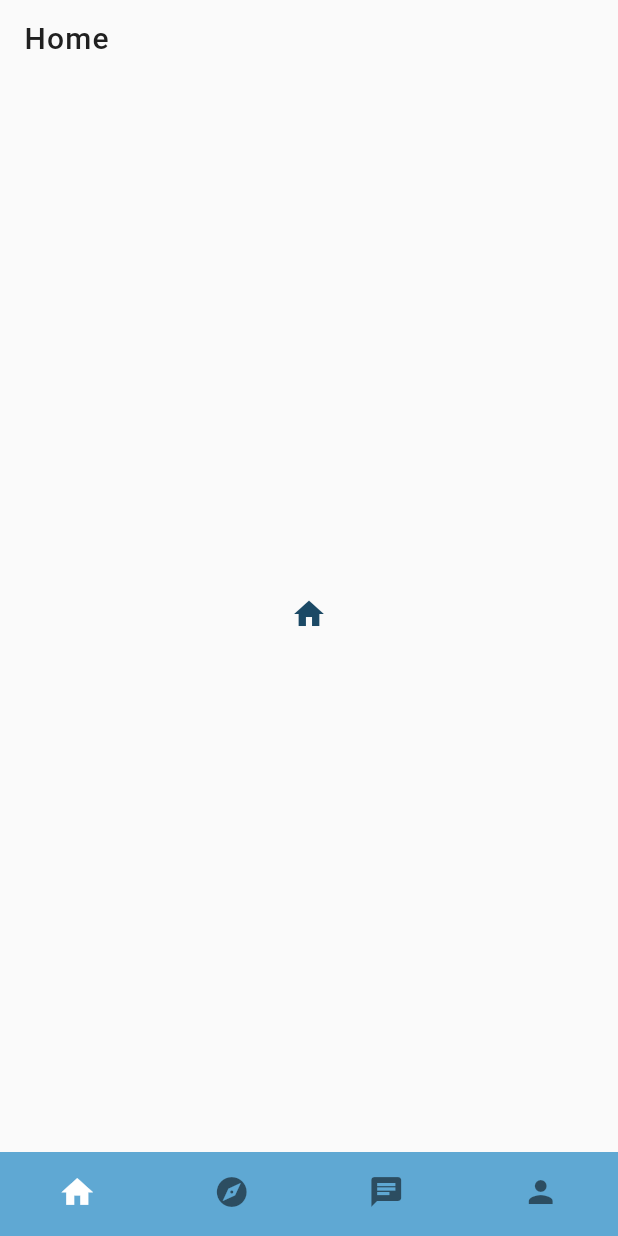
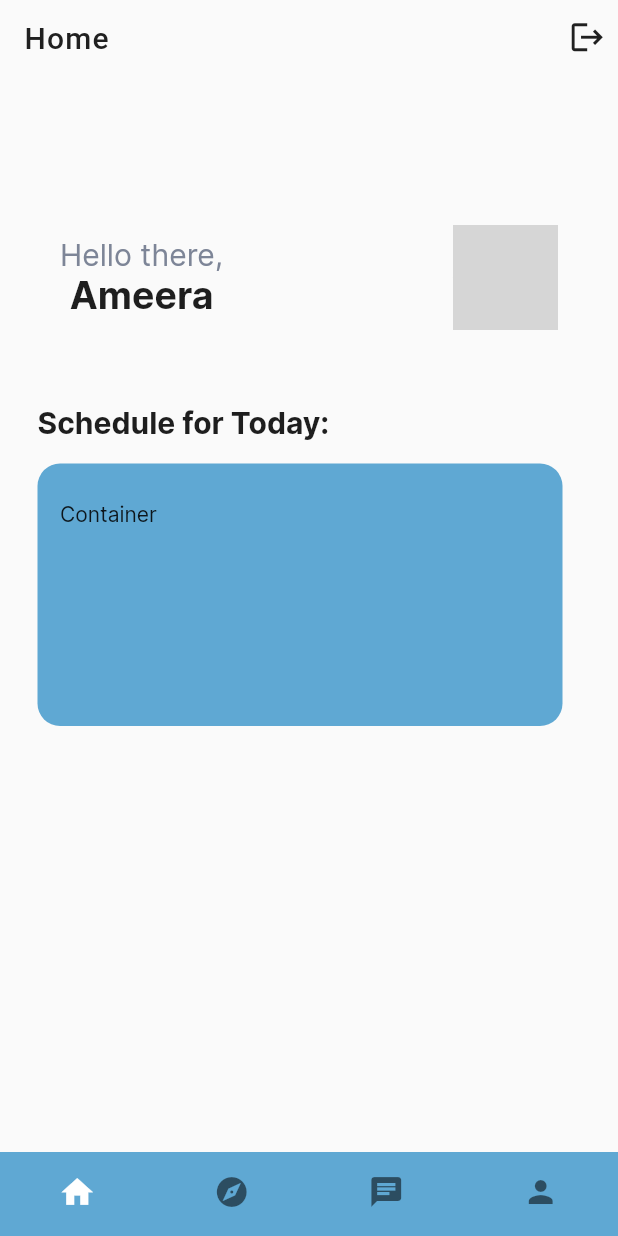
Before and after one commit to AmeeraAlotaibi/capstone_frontend, a Flutter app: the screen it shows after launch, on a phone screen of 412 x 824 dp. Run offline on Flutter 3.47's test engine with Material 2 defaults, Android fonts, the phone set to English and light mode, and no system bars; our stand-ins replace dio, go_router; network calls fail; grey boxes are pictures that could not be loaded.

Commit message:
added home page, profile page -still in progress

```diff
--- a/lib/app_theme.dart
+++ b/lib/app_theme.dart
@@ -4,6 +4,7 @@ ThemeData myTheme = ThemeData(
   // GLOBAL THEME
   fontFamily: 'inter',
   primaryColor: Color(0xFF5FA8D3),
+  secondaryHeaderColor: Color(0xFF62B6CB),
   // ICONS
   iconTheme: const IconThemeData(
     color: Color(0xFF1B4965),
@@ -66,7 +67,7 @@ ThemeData myTheme = ThemeData(
     ),
     // BODY
     bodyText1: TextStyle(
-      color: Color.fromARGB(255, 30, 30, 30),
+      color: Color.fromARGB(255, 111, 111, 111),
       fontSize: 15,
       fontWeight: FontWeight.w500,
     ),
@@ -74,7 +75,7 @@ ThemeData myTheme = ThemeData(
     headline6: TextStyle(
       color: Color.fromARGB(255, 30, 30, 30),
       fontWeight: FontWeight.w700,
-      fontSize: 17.5,
+      fontSize: 20,
     ),
     // SECTION HEADINGS
     headline2: TextStyle(
--- a/lib/main.dart
+++ b/lib/main.dart
@@ -1,22 +1,34 @@
-import 'package:capstone_frontend/pages/auth_page.dart';
 import 'package:capstone_frontend/pages/home_page.dart';
 import 'package:flutter/material.dart';
+import 'package:go_router/go_router.dart';
 import 'app_theme.dart';
 
 void main() {
-  runApp(const MyApp());
+  runApp(MyApp());
 }
 
 class MyApp extends StatelessWidget {
-  const MyApp({Key? key}) : super(key: key);
+  MyApp({Key? key}) : super(key: key);
 
   // This widget is the root of your application.
   @override
   Widget build(BuildContext context) {
-    return MaterialApp(
+    return MaterialApp.router(
       debugShowCheckedModeBanner: false,
       theme: myTheme,
-      home: HomePage(),
+      // GO ROUTER
+      routeInformationParser: _router.routeInformationParser,
+      routerDelegate: _router.routerDelegate,
+      routeInformationProvider: _router.routeInformationProvider,
     );
   }
+
+  final _router = GoRouter(
+    routes: [
+      GoRoute(
+        path: "/",
+        builder: (context, state) => HomePage(),
+      ),
+    ],
+  );
 }
--- a/lib/pages/home_page.dart
+++ b/lib/pages/home_page.dart
@@ -1,3 +1,5 @@
+import 'package:capstone_frontend/pages/tabs/home_tab.dart';
+import 'package:capstone_frontend/pages/tabs/profile_tab.dart';
 import 'package:flutter/material.dart';
 
 class HomePage extends StatefulWidget {
@@ -10,15 +12,15 @@ class HomePage extends StatefulWidget {
 class _HomePageState extends State<HomePage> {
   int _currentIndex = 0;
   final pages = [
-    // add actual pages here
-    Center(child: Icon(Icons.home)),
+    HomeTab(),
     Center(child: Icon(Icons.explore)),
     Center(child: Icon(Icons.chat)),
-    Center(child: Icon(Icons.person)),
+    ProfileTab(),
   ];
   @override
   Widget build(BuildContext context) {
     return Scaffold(
+      extendBodyBehindAppBar: true,
       appBar: AppBar(
         title: _currentIndex == 0
             ? Text("Home")
@@ -28,7 +30,19 @@ class _HomePageState extends State<HomePage> {
                     ? Text("Chat")
                     : _currentIndex == 3
                         ? Text("Profile")
-                          : Text("")),
+                        : Text(""),
+        actions: [
+          Padding(
+            padding: const EdgeInsets.symmetric(horizontal: 8),
+            child: GestureDetector(
+              onTap: () {
+                // logout function here
+              },
+              child: Icon(Icons.logout),
+            ),
+          )
+        ],
+      ),
       bottomNavigationBar: BottomNavigationBar(
         currentIndex: _currentIndex,
         onTap: (index) => setState(() => _currentIndex = index),
--- /dev/null
+++ b/lib/pages/tabs/home_tab.dart
@@ -0,0 +1,45 @@
+import 'package:capstone_frontend/widgets/schedule_card.dart';
+import 'package:capstone_frontend/widgets/welcome_card.dart';
+import 'package:flutter/material.dart';
+import 'package:flutter/src/foundation/key.dart';
+import 'package:flutter/src/widgets/framework.dart';
+
+class HomeTab extends StatelessWidget {
+  const HomeTab({Key? key}) : super(key: key);
+
+  @override
+  Widget build(BuildContext context) {
+    return Scaffold(
+      body: Padding(
+        padding: const EdgeInsets.symmetric(horizontal: 25),
+        child: SingleChildScrollView(
+          child: Column(
+            mainAxisAlignment: MainAxisAlignment.start,
+            crossAxisAlignment: CrossAxisAlignment.start,
+            children: [
+              const SizedBox(
+                height: 150,
+              ),
+              WelcomeCard(
+                username: "Ameera",
+                avatar:
+                    "https://millingtontownship.com/wp-content/uploads/2021/01/default.jpg",
+              ),
+              const SizedBox(
+                height: 50,
+              ),
+              Text(
+                "Schedule for Today:",
+                style: Theme.of(context).textTheme.headline6,
+              ),
+              const SizedBox(
+                height: 15,
+              ),
+              ScheduleCard(),
+            ],
+          ),
+        ),
+      ),
+    );
+  }
+}
--- /dev/null
+++ b/lib/widgets/schedule_card.dart
@@ -0,0 +1,19 @@
+import 'package:flutter/material.dart';
+
+class ScheduleCard extends StatelessWidget {
+  ScheduleCard({Key? key}) : super(key: key);
+
+  @override
+  Widget build(BuildContext context) {
+    return Container(
+      padding: EdgeInsets.symmetric(horizontal: 15, vertical: 25),
+      width: 350,
+      height: 175,
+      decoration: BoxDecoration(
+        color: Theme.of(context).primaryColor,
+        borderRadius: BorderRadius.circular(15),
+      ),
+      child: Text("Container"),
+    );
+  }
+}
--- /dev/null
+++ b/lib/widgets/welcome_card.dart
@@ -0,0 +1,40 @@
+import 'package:flutter/material.dart';
+import 'package:flutter/src/foundation/key.dart';
+import 'package:flutter/src/widgets/framework.dart';
+
+class WelcomeCard extends StatelessWidget {
+  WelcomeCard({Key? key, required this.username, required this.avatar})
+      : super(key: key);
+
+  final String username;
+  final String avatar;
+
+  @override
+  Widget build(BuildContext context) {
+    return Padding(
+      padding: const EdgeInsets.symmetric(horizontal: 15),
+      child: Row(
+        mainAxisAlignment: MainAxisAlignment.spaceBetween,
+        children: [
+          Column(
+            children: [
+              Text(
+                "Hello there,",
+                style: Theme.of(context).textTheme.subtitle1,
+              ),
+              Text(
+                username,
+                style: Theme.of(context).textTheme.headline2,
+              ),
+            ],
+          ),
+          CircleAvatar(
+            radius: 35,
+            backgroundColor: Colors.grey[400],
+            backgroundImage: NetworkImage(avatar),
+          ),
+        ],
+      ),
+    );
+  }
+}
--- a/pubspec.yaml
+++ b/pubspec.yaml
@@ -34,6 +34,9 @@ dependencies:
   # The following adds the Cupertino Icons font to your application.
   # Use with the CupertinoIcons class for iOS style icons.
   cupertino_icons: ^1.0.2
+  go_router: ^4.2.9
+  dio: ^4.0.6
+  provider: ^6.0.3
 
 dev_dependencies:
   flutter_test:
```
Also changed, not shown: lib/pages/tabs/profile_tab.dart (added, +72 -0 lines), lib/services/auth_service.dart (added, +36 -0 lines), lib/services/client.dart (added, +7 -0 lines), lib/widgets/profile_components.dart (added, +96 -0 lines), pubspec.lock, 1 other file. Lines whose indentation alone changed are shown as unchanged.
